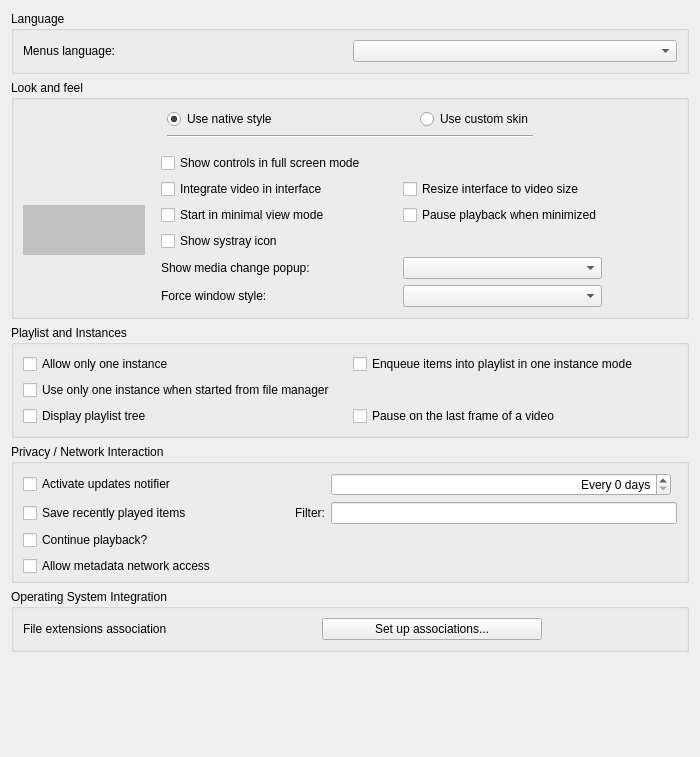
The window that modules/gui/qt4/ui/sprefs_interface.ui (omunroe-com/ubtvlc) describes before a commit, drawn with Qt 5.
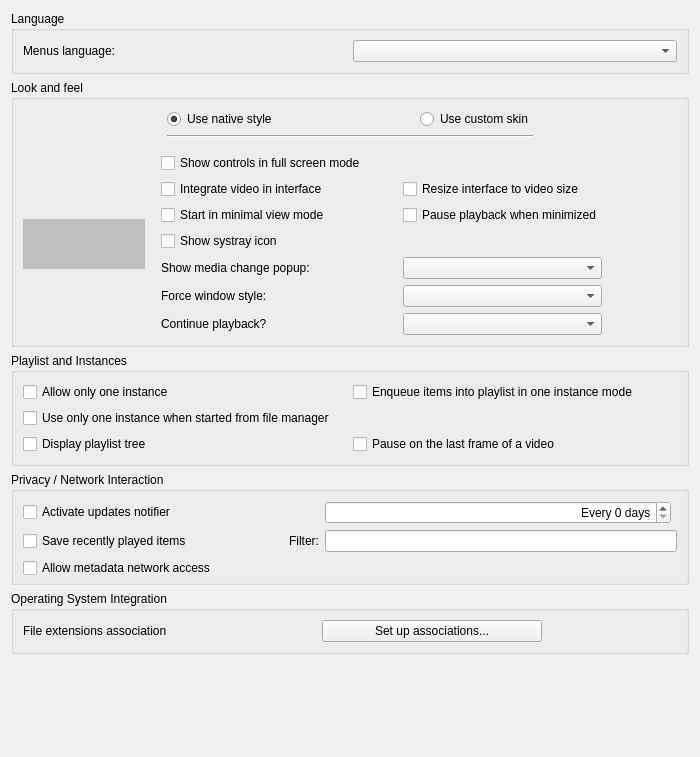
The same window after the commit. Custom widgets are drawn as their Qt base class.

```diff
--- a/modules/gui/qt4/ui/sprefs_interface.ui
+++ b/modules/gui/qt4/ui/sprefs_interface.ui
@@ -271,6 +271,20 @@
                </property>
               </widget>
              </item>
+             <item row="10" column="0">
+              <widget class="QLabel" name="continuePlaybackLabel">
+               <property name="text">
+                <string>Continue playback?</string>
+               </property>
+              </widget>
+             </item>
+             <item row="10" column="2" colspan="2">
+              <widget class="QComboBox" name="continuePlaybackComboBox">
+               <property name="enabled">
+                <bool>true</bool>
+               </property>
+              </widget>
+             </item>
             </layout>
            </widget>
           </item>
@@ -560,13 +574,6 @@
         </property>
        </widget>
       </item>
-      <item row="3" column="0" colspan="4">
-       <widget class="QCheckBox" name="continueBox">
-        <property name="text">
-         <string>Continue playback?</string>
-        </property>
-       </widget>
-      </item>
      </layout>
     </widget>
    </item>
```
